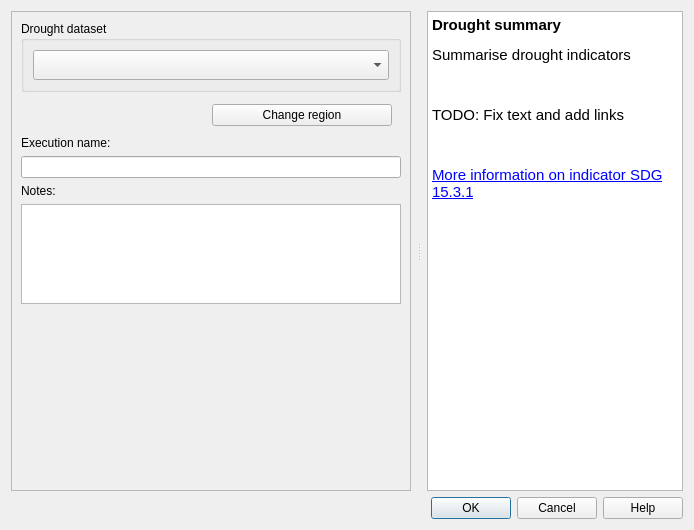
Qt form LDMP/gui/DlgCalculateDroughtSummary.ui (ConservationInternational/trends.earth) before a commit.
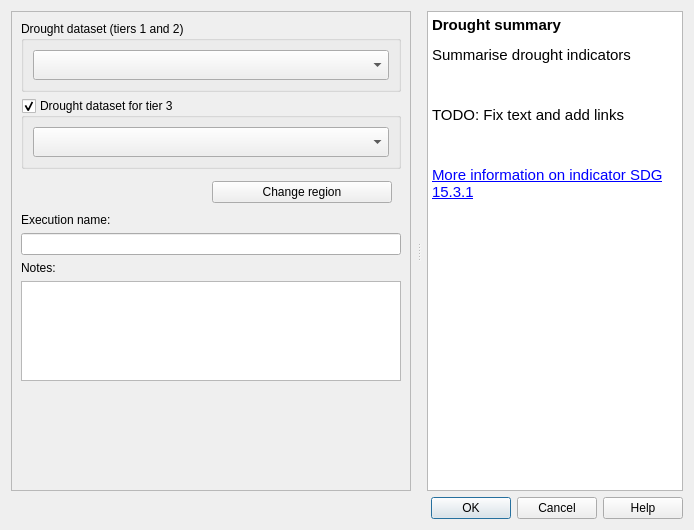
The same form after that commit. Custom widgets are drawn as their Qt base class.

What changed in the file:
```diff
--- a/LDMP/gui/DlgCalculateDroughtSummary.ui
+++ b/LDMP/gui/DlgCalculateDroughtSummary.ui
@@ -68,7 +68,7 @@
             <x>0</x>
             <y>0</y>
             <width>402</width>
-            <height>477</height>
+            <height>481</height>
            </rect>
           </property>
           <layout class="QVBoxLayout" name="verticalLayout_2">
@@ -99,7 +99,7 @@
               </font>
              </property>
              <property name="title">
-              <string>Drought dataset</string>
+              <string>Drought dataset (tiers 1 and 2)</string>
              </property>
              <layout class="QVBoxLayout" name="verticalLayout_8">
               <item>
@@ -124,6 +124,64 @@
              </layout>
             </widget>
            </item>
+           <item>
+            <widget class="QGroupBox" name="groupBox_progress_period_2">
+             <property name="sizePolicy">
+              <sizepolicy hsizetype="Preferred" vsizetype="Minimum">
+               <horstretch>0</horstretch>
+               <verstretch>0</verstretch>
+              </sizepolicy>
+             </property>
+             <property name="minimumSize">
+              <size>
+               <width>0</width>
+               <height>0</height>
+              </size>
+             </property>
+             <property name="maximumSize">
+              <size>
+               <width>16777215</width>
+               <height>16777215</height>
+              </size>
+             </property>
+             <property name="font">
+              <font>
+               <weight>50</weight>
+               <bold>false</bold>
+              </font>
+             </property>
+             <property name="title">
+              <string>Drought dataset for tier 3</string>
+             </property>
+             <property name="checkable">
+              <bool>true</bool>
+             </property>
+             <layout class="QVBoxLayout" name="verticalLayout_5">
+              <item>
+               <widget class="WidgetDataIOSelectTELayerExisting" name="combo_layer_jrc_vulnerability">
+                <property name="enabled">
+                 <bool>true</bool>
+                </property>
+                <property name="sizePolicy">
+                 <sizepolicy hsizetype="Expanding" vsizetype="Minimum">
+                  <horstretch>0</horstretch>
+                  <verstretch>0</verstretch>
+                 </sizepolicy>
+                </property>
+                <property name="minimumSize">
+                 <size>
+                  <width>0</width>
+                  <height>30</height>
+                 </size>
+                </property>
+                <property name="layer_type" stdset="0">
+                 <string notr="true">Drought Vulnerability (JRC)</string>
+                </property>
+               </widget>
+              </item>
+             </layout>
+            </widget>
+           </item>
            <item>
             <widget class="QFrame" name="setup_frame">
              <property name="frameShape">
@@ -298,6 +356,11 @@
    <extends>QComboBox</extends>
    <header>LDMP/data_io</header>
   </customwidget>
+  <customwidget>
+   <class>WidgetDataIOSelectTELayerExisting</class>
+   <extends>QComboBox</extends>
+   <header>LDMP/data_io</header>
+  </customwidget>
  </customwidgets>
  <resources/>
  <connections>
```
Left out of the diff: 2 changed lines with no effect on the pictures.
